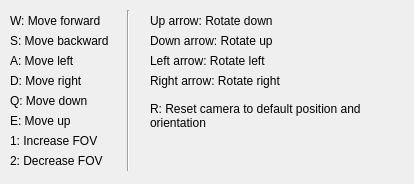
First picture: the form in assignment_package/forms/cameracontrolshelp.ui, repository NY-Kim/MiniMayaMeshEditor, before the edit.
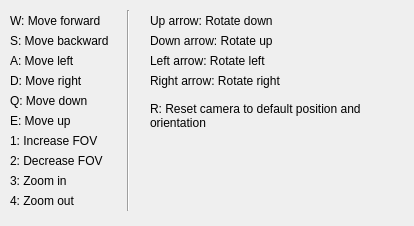
Second picture: the form after the edit.

```diff
--- a/assignment_package/forms/cameracontrolshelp.ui
+++ b/assignment_package/forms/cameracontrolshelp.ui
@@ -7,7 +7,7 @@
     <x>0</x>
     <y>0</y>
     <width>414</width>
-    <height>184</height>
+    <height>226</height>
    </rect>
   </property>
   <property name="windowTitle">
@@ -211,7 +211,7 @@
      <x>113</x>
      <y>10</y>
      <width>31</width>
-     <height>161</height>
+     <height>201</height>
     </rect>
    </property>
    <property name="orientation">
@@ -237,6 +237,38 @@
     <bool>true</bool>
    </property>
   </widget>
+  <widget class="QLabel" name="label_15">
+   <property name="geometry">
+    <rect>
+     <x>10</x>
+     <y>170</y>
+     <width>141</width>
+     <height>21</height>
+    </rect>
+   </property>
+   <property name="text">
+    <string>3: Zoom in</string>
+   </property>
+   <property name="alignment">
+    <set>Qt::AlignLeading|Qt::AlignLeft|Qt::AlignVCenter</set>
+   </property>
+  </widget>
+  <widget class="QLabel" name="label_16">
+   <property name="geometry">
+    <rect>
+     <x>10</x>
+     <y>190</y>
+     <width>141</width>
+     <height>21</height>
+    </rect>
+   </property>
+   <property name="text">
+    <string>4: Zoom out</string>
+   </property>
+   <property name="alignment">
+    <set>Qt::AlignLeading|Qt::AlignLeft|Qt::AlignVCenter</set>
+   </property>
+  </widget>
  </widget>
  <resources/>
  <connections/>
```
